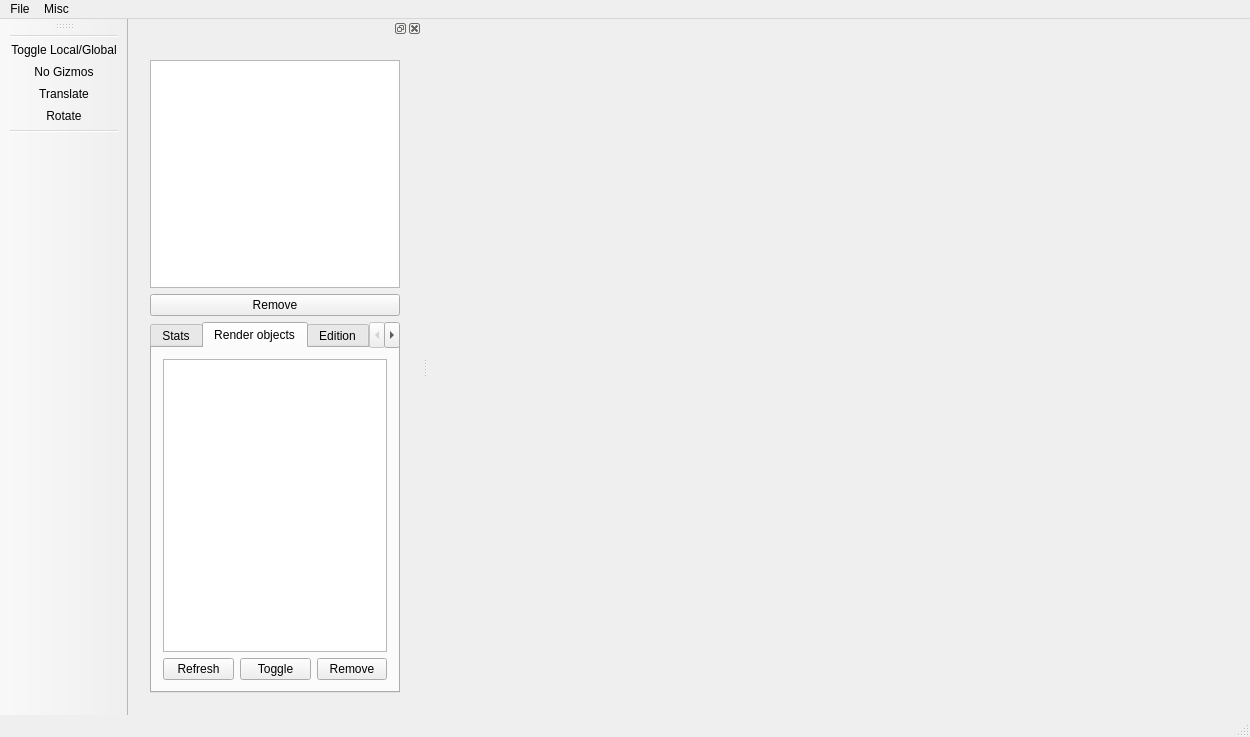
Above: src/MainApplication/Gui/ui/MainWindow.ui from STORM-IRIT/Radium-Engine before the change. Below: the same form after it.
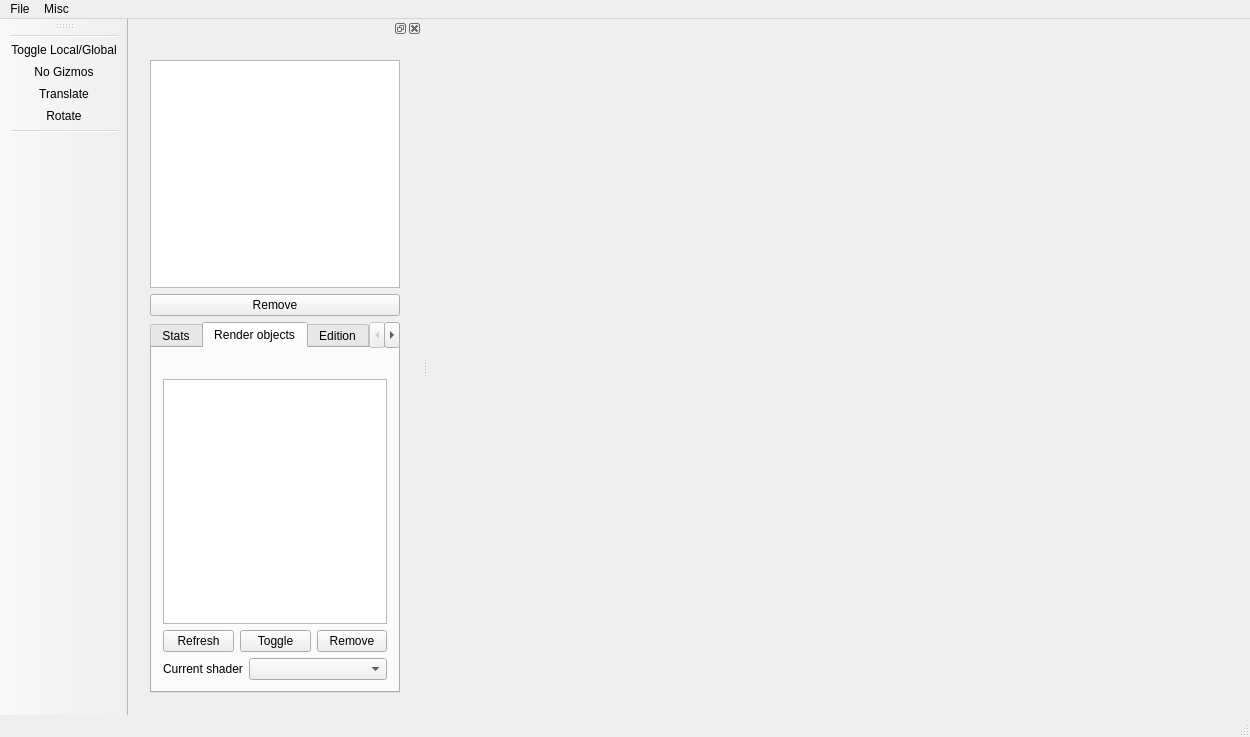
That is the form after the change. The open tabs and pages were chosen to show the change. Icons and pictures are not drawn. Custom widgets are drawn as their Qt base class.

Commit message: You can now select a render object from a selected entity / component, and change its shader. Being able to change material should not be that hard now...

Diff of the .ui file:
```diff
--- a/src/MainApplication/Gui/ui/MainWindow.ui
+++ b/src/MainApplication/Gui/ui/MainWindow.ui
@@ -287,7 +287,17 @@
              </attribute>
              <layout class="QVBoxLayout" name="verticalLayout_5">
               <item>
-               <widget class="QListView" name="m_renderObjectsListView"/>
+               <widget class="QLabel" name="m_selectedStuffName">
+                <property name="text">
+                 <string/>
+                </property>
+                <property name="alignment">
+                 <set>Qt::AlignCenter</set>
+                </property>
+               </widget>
+              </item>
+              <item>
+               <widget class="QListWidget" name="m_renderObjectsListView"/>
               </item>
               <item>
                <layout class="QHBoxLayout" name="horizontalLayout_2">
@@ -314,6 +324,46 @@
                 </item>
                </layout>
               </item>
+              <item>
+               <layout class="QHBoxLayout" name="horizontalLayout_7">
+                <item>
+                 <widget class="QLabel" name="label">
+                  <property name="text">
+                   <string>Current shader</string>
+                  </property>
+                 </widget>
+                </item>
+                <item>
+                 <widget class="QComboBox" name="m_currentShaderBox">
+                  <item>
+                   <property name="text">
+                    <string/>
+                   </property>
+                  </item>
+                  <item>
+                   <property name="text">
+                    <string>Plain</string>
+                   </property>
+                  </item>
+                  <item>
+                   <property name="text">
+                    <string>BlinnPhongWireframe</string>
+                   </property>
+                  </item>
+                  <item>
+                   <property name="text">
+                    <string>BlinnPhong</string>
+                   </property>
+                  </item>
+                  <item>
+                   <property name="text">
+                    <string>Lines</string>
+                   </property>
+                  </item>
+                 </widget>
+                </item>
+               </layout>
+              </item>
              </layout>
             </widget>
             <widget class="Ra::Gui::TransformEditorWidget" name="tab_edition">
```
Left out of the diff: 9 changed lines with no effect on the pictures. The commit also changes 9 other files.
